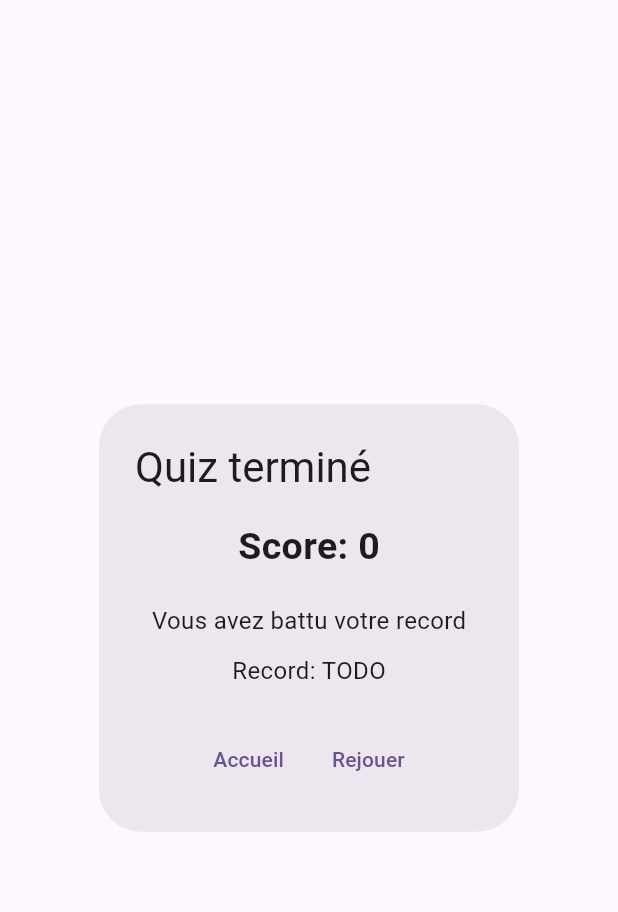
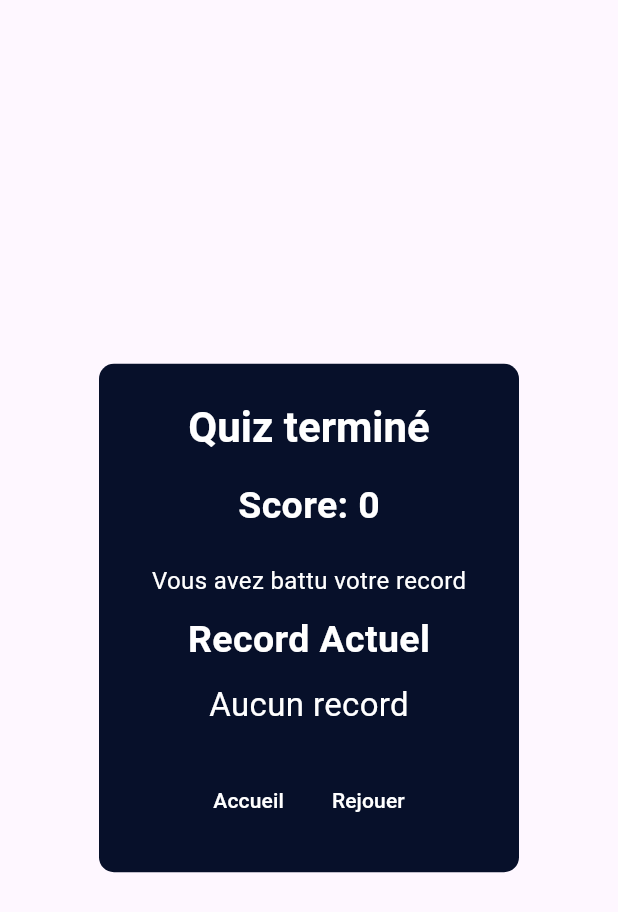
Before and after one commit to Zilba26/master_quiz, a Flutter app: the RecordDialog widget shown alone on an empty page, opened directly with empty values, on a phone screen of 412 x 824 dp. Shown: the top 912 px of the screen. Run offline on Flutter 3.47's test engine with Material 3 defaults, Android fonts, the phone set to English and light mode, and no system bars; our stand-ins replace flutter_bloc, shared_preferences, stop_watch_timer; missing offline and left inert: newton_particles, particle_field, rnd; accounts and stored records are empty; network calls fail.

Commit message:
design+record on last dialog

```diff
--- a/lib/ui/components/record_dialog.dart
+++ b/lib/ui/components/record_dialog.dart
@@ -1,23 +1,58 @@
 import 'package:flutter/material.dart';
+import 'package:flutter_bloc/flutter_bloc.dart';
+import 'package:master_quiz/constantes.dart';
+import 'package:master_quiz/models/category.dart';
+import 'package:master_quiz/models/difficulty.dart';
+
+import '../../blocs/record_cubit.dart';
 
 class RecordDialog extends StatelessWidget {
 
   final int score;
+  final Category category;
+  final Difficulty difficulty;
 
-  const RecordDialog({super.key, required this.score});
+  const RecordDialog({super.key, required this.score, required this.category, required this.difficulty});
 
   @override
   Widget build(BuildContext context) {
     return AlertDialog(
-      title: const Text('Quiz terminé', style: TextStyle(fontSize: 28),),
+      backgroundColor: backgroundColor,
+      shape: RoundedRectangleBorder(
+        borderRadius: BorderRadius.circular(10.0),
+      ),
+      title: const Text(
+        'Quiz terminé',
+        style: TextStyle(fontSize: 28, fontWeight: FontWeight.bold, color: Colors.white), // Texte en blanc
+        textAlign: TextAlign.center,
+      ),
       content: Column(
         mainAxisSize: MainAxisSize.min,
         children: [
-          Text("Score: $score", style: const TextStyle(fontSize: 25, fontWeight: FontWeight.bold),),
-          const SizedBox(height: 20,),
-          const Text("Vous avez battu votre record", style: TextStyle(fontSize: 16),),
-          const SizedBox(height: 10,),
-          const Text("Record: TODO", style: TextStyle(fontSize: 16),)
+          Text(
+            "Score: $score",
+            style: const TextStyle(fontSize: 25, fontWeight: FontWeight.bold, color: Colors.white),
+          ),
+          const SizedBox(height: 20),
+          const Text("Vous avez battu votre record", style: TextStyle(fontSize: 16, color: Colors.white)),
+          const SizedBox(height: 10),
+          Column(
+            children: [
+              const Text(
+                'Record Actuel',
+                style: TextStyle(fontSize: 25.0, fontWeight: FontWeight.bold, color: Colors.white),
+              ),
+              const SizedBox(height: 10.0),
+              BlocBuilder<RecordCubit, Map<int, Map<int, int?>>>(
+                builder: (context, state) {
+                  return Text(
+                    state[category.index]![difficulty.index]?.toString() ?? 'Aucun record',
+                    style: const TextStyle(fontSize: 22.0, color: Colors.white),
+                  );
+                },
+              )
+            ],
+          ),
         ],
       ),
       actionsAlignment: MainAxisAlignment.center,
@@ -25,16 +60,15 @@ class RecordDialog extends StatelessWidget {
         TextButton(
           onPressed: () {
             Navigator.pop(context, false);
-              //Navigator.pop(context);
           },
-            child: const Text('Accueil')
+          child: const Text('Accueil', style: TextStyle(color: Colors.white)),
         ),
         TextButton(
           onPressed: () {
             Navigator.pop(context, true);
           },
-            child: const Text('Rejouer')
-        )
+          child: const Text('Rejouer', style: TextStyle(color: Colors.white)),
+        ),
       ],
     );
   }
--- a/lib/ui/screens/question_page.dart
+++ b/lib/ui/screens/question_page.dart
@@ -211,7 +211,7 @@ class _QuestionPageState extends State<QuestionPage> {
                       bool result = await showDialog(
                         context: context,
                         builder: (context) {
-                          return RecordDialog(score: getScore());
+                          return RecordDialog(score: getScore(), category: widget.category, difficulty: widget.difficulty);
                         }
                       );
                       if (result) {
```
Lines whose indentation alone changed are shown as unchanged.
